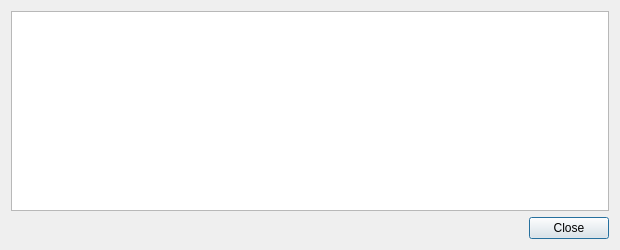
This is src/qt/forms/transactiondescdialog.ui in aurovine/AudioCoin as Qt 5 draws it before an edit. The edited form follows.
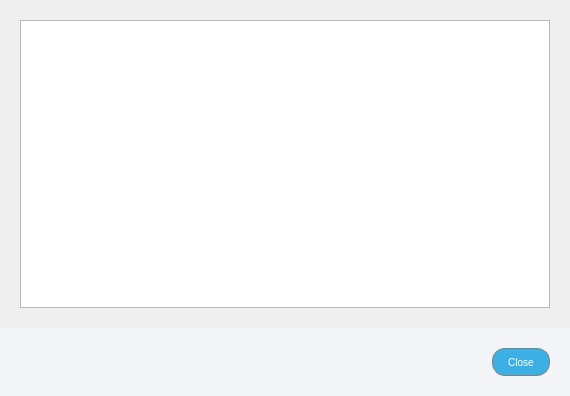
This is the edited form.

What changed in the file:
```diff
--- a/src/qt/forms/transactiondescdialog.ui
+++ b/src/qt/forms/transactiondescdialog.ui
@@ -6,32 +6,111 @@
    <rect>
     <x>0</x>
     <y>0</y>
-    <width>620</width>
-    <height>250</height>
+    <width>570</width>
+    <height>396</height>
    </rect>
   </property>
   <property name="windowTitle">
    <string>Transaction details</string>
   </property>
+  <property name="styleSheet">
+   <string notr="true"/>
+  </property>
   <layout class="QVBoxLayout" name="verticalLayout">
+   <property name="spacing">
+    <number>0</number>
+   </property>
+   <property name="leftMargin">
+    <number>0</number>
+   </property>
+   <property name="topMargin">
+    <number>0</number>
+   </property>
+   <property name="rightMargin">
+    <number>0</number>
+   </property>
+   <property name="bottomMargin">
+    <number>0</number>
+   </property>
    <item>
-    <widget class="QTextEdit" name="detailText">
-     <property name="toolTip">
-      <string>This pane shows a detailed description of the transaction</string>
-     </property>
-     <property name="readOnly">
-      <bool>true</bool>
-     </property>
+    <widget class="QWidget" name="verticalWidget" native="true">
+     <layout class="QVBoxLayout" name="txDescWidgetLayout">
+      <property name="leftMargin">
+       <number>20</number>
+      </property>
+      <property name="topMargin">
+       <number>20</number>
+      </property>
+      <property name="rightMargin">
+       <number>20</number>
+      </property>
+      <property name="bottomMargin">
+       <number>20</number>
+      </property>
+      <item>
+       <widget class="QTextEdit" name="detailText">
+        <property name="toolTip">
+         <string>This pane shows a detailed description of the transaction</string>
+        </property>
+        <property name="readOnly">
+         <bool>true</bool>
+        </property>
+       </widget>
+      </item>
+     </layout>
     </widget>
    </item>
    <item>
-    <widget class="QDialogButtonBox" name="buttonBox">
-     <property name="orientation">
-      <enum>Qt::Horizontal</enum>
+    <widget class="QWidget" name="buttonWidget" native="true">
+     <property name="styleSheet">
+      <string notr="true">#buttonWidget { background-color: #f3f4f7; }
+
+QPushButton { font-family: 'Montserrat'; text-transform: uppercase; font-size: 10px; border: 1px solid gray; padding: 0px 15px; border-radius: 13px; min-height: 26px; max-height: 26px; background-color: white; }
+
+QPushButton:hover, QPushButton:pressed { background-color: #1c99d2; color: white; }
+QPushButton:disabled { background-color: white; color: gray; }</string>
      </property>
-     <property name="standardButtons">
-      <set>QDialogButtonBox::Close</set>
-     </property>
+     <layout class="QHBoxLayout" name="buttonWidgetLayout">
+      <property name="spacing">
+       <number>-1</number>
+      </property>
+      <property name="leftMargin">
+       <number>20</number>
+      </property>
+      <property name="topMargin">
+       <number>20</number>
+      </property>
+      <property name="rightMargin">
+       <number>20</number>
+      </property>
+      <property name="bottomMargin">
+       <number>20</number>
+      </property>
+      <item>
+       <spacer name="horizontalSpacer">
+        <property name="orientation">
+         <enum>Qt::Horizontal</enum>
+        </property>
+        <property name="sizeHint" stdset="0">
+         <size>
+          <width>40</width>
+          <height>20</height>
+         </size>
+        </property>
+       </spacer>
+      </item>
+      <item>
+       <widget class="QPushButton" name="closeButton">
+        <property name="styleSheet">
+         <string notr="true">#closeButton { background-color: #3cb0e5; color: white; border: 1px solid gray; }
+#closeButton:hover, #closeButton:pressed { background-color: #1c99d2; }</string>
+        </property>
+        <property name="text">
+         <string>Close</string>
+        </property>
+       </widget>
+      </item>
+     </layout>
     </widget>
    </item>
   </layout>
```
Left out of the diff: 35 changed lines with no effect on the pictures.
